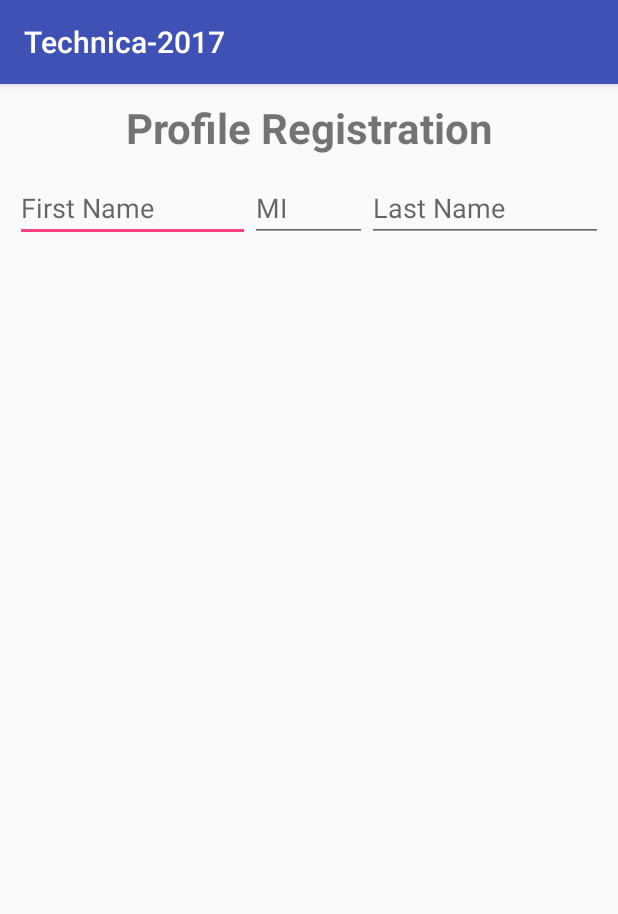
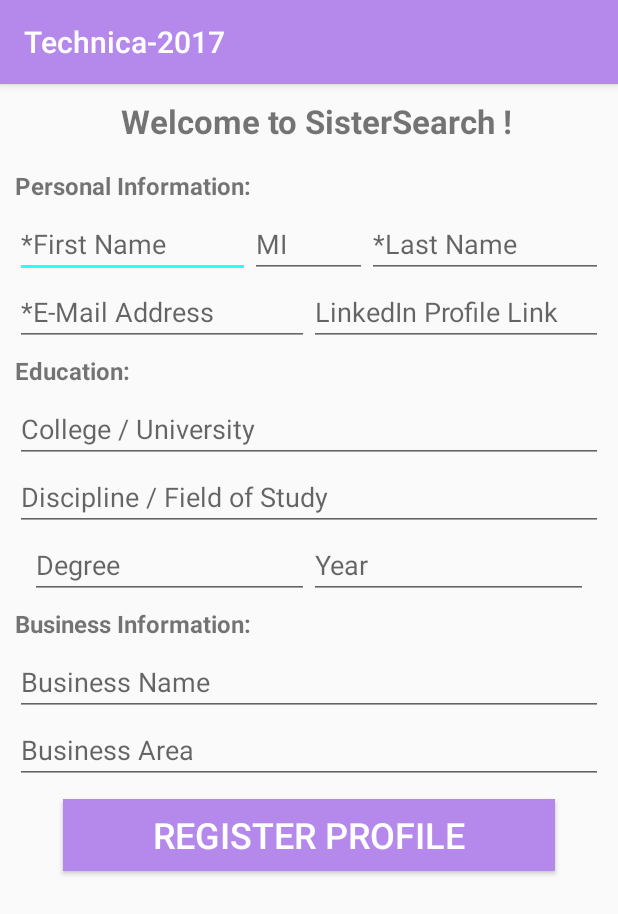
Before and after one commit to sidmjack/Technica-App-2017, an Android app: the Registration screen opened directly, with no data from a screen before it, on a phone screen of 412 x 824 dp. Shown: the top 914 px of the screen. Run offline under Robolectric (Android 15) with nearby library versions, the phone set to English and light mode, and no system bars.

```diff
--- a/app/src/main/res/layout/activity_registration.xml
+++ b/app/src/main/res/layout/activity_registration.xml
@@ -13,10 +13,52 @@
         android:layout_width="match_parent"
         android:paddingTop="10dp"
         android:paddingBottom="12dp"
-        android:text="Profile Registration"
-        android:textSize="28dp"
+        android:paddingLeft="10dp"
+        android:text="Welcome to SisterSearch !"
+        android:textSize="22dp"
         android:textStyle="bold"
         android:gravity="center"/>
+
+    <TextView
+        android:layout_width="match_parent"
+        android:layout_height="wrap_content"
+        android:paddingBottom="5dp"
+        android:paddingLeft="10dp"
+        android:paddingTop="5dp"
+        android:text="Personal Information:"
+        android:textSize="16dp"
+        android:textStyle="bold" />
+
+    <LinearLayout
+        android:layout_width="match_parent"
+        android:layout_height="wrap_content"
+        android:gravity="center"
+        android:orientation="horizontal"
+        android:paddingLeft="10dp"
+        android:paddingRight="10dp">
+
+        <EditText
+            android:id="@+id/fName_ID"
+            android:layout_width="0dp"
+            android:layout_height="wrap_content"
+            android:layout_weight="2"
+            android:hint="*First Name" />
+
+        <EditText
+            android:id="@+id/mName_ID"
+            android:layout_width="0dp"
+            android:layout_height="wrap_content"
+            android:layout_weight="1"
+            android:hint="MI" />
+
+        <EditText
+            android:id="@+id/lName_ID"
+            android:layout_width="0dp"
+            android:layout_height="wrap_content"
+            android:layout_weight="2"
+            android:hint="*Last Name" />
+    </LinearLayout>
+
 
     <LinearLayout
         android:layout_width="match_parent"
@@ -27,25 +69,119 @@
         android:orientation="horizontal">
 
         <EditText
-            android:id="@+id/fName_ID"
-            android:layout_width="0dp"
-            android:layout_height="wrap_content"
-            android:layout_weight="2"
-            android:hint="First Name"/>
-
-        <EditText
-            android:id="@+id/mName_ID"
+            android:id="@+id/email_ID"
             android:layout_width="0dp"
             android:layout_height="wrap_content"
             android:layout_weight="1"
-            android:hint="MI"/>
+            android:hint="*E-Mail Address"/>
 
         <EditText
-            android:id="@+id/lName_ID"
+            android:id="@+id/linkedInID"
             android:layout_width="0dp"
             android:layout_height="wrap_content"
-            android:layout_weight="2"
-            android:hint="Last Name" />
+            android:layout_weight="1"
+            android:hint="LinkedIn Profile Link" />
     </LinearLayout>
 
+    <LinearLayout
+        android:layout_width="match_parent"
+        android:layout_height="wrap_content"
+        android:gravity="center"
+        android:orientation="vertical"
+        android:paddingLeft="10dp"
+        android:paddingRight="10dp">
+
+        <TextView
+            android:layout_height="wrap_content"
+            android:layout_width="match_parent"
+            android:paddingTop="5dp"
+            android:paddingBottom="5dp"
+            android:text="Education:"
+            android:textSize="16dp"
+            android:textStyle="bold"/>
+
+        <EditText
+            android:id="@+id/school_ID"
+            android:layout_height="wrap_content"
+            android:layout_width="match_parent"
+            android:hint="College / University" />
+
+        <EditText
+            android:id="@+id/disciplineID"
+            android:layout_height="wrap_content"
+            android:layout_width="match_parent"
+            android:hint="Discipline / Field of Study" />
+
+        <LinearLayout
+            android:layout_width="match_parent"
+            android:layout_height="wrap_content"
+            android:gravity="center"
+            android:orientation="horizontal"
+            android:paddingLeft="10dp"
+            android:paddingRight="10dp">
+
+            <EditText
+                android:id="@+id/degreeID"
+                android:layout_width="0dp"
+                android:layout_height="wrap_content"
+                android:layout_weight="1"
+                android:hint="Degree" />
+
+            <EditText
+                android:id="@+id/eduYearID"
+                android:layout_width="0dp"
+                android:layout_height="wrap_content"
+                android:layout_weight="1"
+                android:hint="Year" />
+        </LinearLayout>
+
+    </LinearLayout>
+
+    <LinearLayout
+        android:layout_width="match_parent"
+        android:layout_height="wrap_content"
+        android:gravity="center"
+        android:orientation="vertical"
+        android:paddingLeft="10dp"
+        android:paddingRight="10dp">
+
+        <TextView
+            android:layout_height="wrap_content"
+            android:layout_width="match_parent"
+            android:paddingTop="5dp"
+            android:paddingBottom="5dp"
+            android:layout_weight="1"
+            android:text="Business Information:"
+            android:textSize="16dp"
+            android:textStyle="bold"/>
+
+        <EditText
+            android:id="@+id/businessNameID"
+            android:layout_width="match_parent"
+            android:layout_height="wrap_content"
+            android:layout_weight="1"
+            android:hint="Business Name" />
+
+        <EditText
+            android:id="@+id/businessAreaID"
+            android:layout_width="match_parent"
+            android:layout_height="wrap_content"
+            android:layout_weight="1"
+            android:hint="Business Area" />
+
+    </LinearLayout>
+
+    <Button
+        android:id="@+id/email_sign_in_button"
+        android:layout_width="wrap_content"
+        android:layout_height="wrap_content"
+        android:layout_gravity="center"
+        android:layout_marginTop="10dp"
+        android:background="@color/colorPrimary"
+        android:paddingLeft="60dp"
+        android:paddingRight="60dp"
+        android:text="Register Profile"
+        android:textColor="#fff"
+        android:textSize="24dp"/>
+
 </LinearLayout>
--- a/app/src/main/res/values/colors.xml
+++ b/app/src/main/res/values/colors.xml
@@ -1,6 +1,6 @@
 <?xml version="1.0" encoding="utf-8"?>
 <resources>
-    <color name="colorPrimary">#3F51B5</color>
-    <color name="colorPrimaryDark">#303F9F</color>
-    <color name="colorAccent">#FF4081</color>
+    <color name="colorPrimary">#B589EC</color>
+    <color name="colorPrimaryDark">#793CC4</color>
+    <color name="colorAccent">#27FFF8</color>
 </resources>
```
